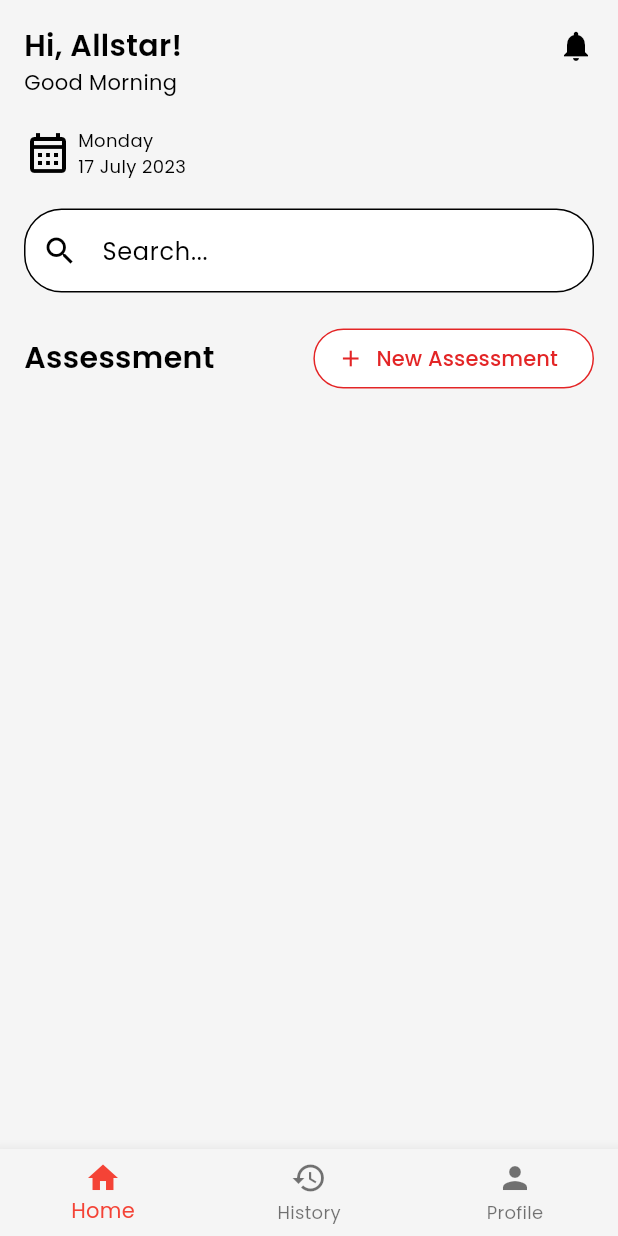
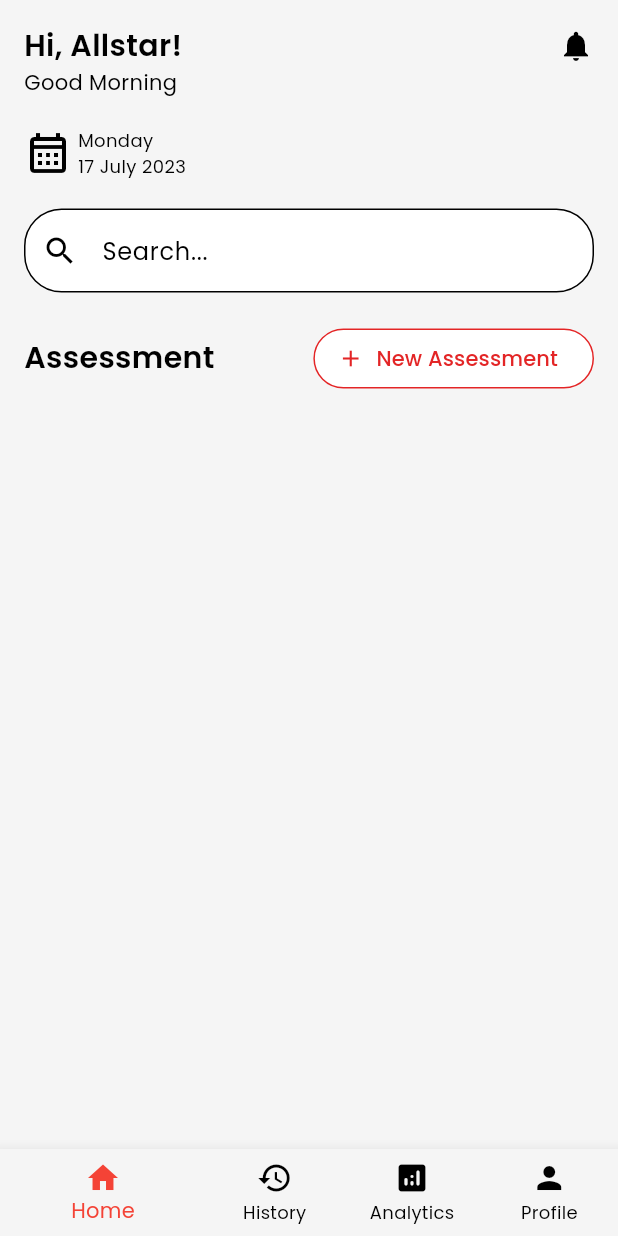
Before and after one commit to YosuaPWH/ts_one, a Flutter app: the MainView screen opened by its route, on a phone screen of 412 x 824 dp. Run offline on Flutter 3.47's test engine with Material 2 defaults, Android fonts, the phone set to English and light mode, and no system bars; our stand-ins replace cloud_firestore, email_validator, firebase_auth, firebase_core, firebase_storage, flutter_expandable_fab and 9 more; missing offline and left inert: googleapis, hand_signature; accounts and stored records are empty; generated files the repository leaves out were written again.

```diff
--- a/lib/domain/assessment_results_repo.dart
+++ b/lib/domain/assessment_results_repo.dart
@@ -28,6 +28,7 @@ class AssessmentResultsRepoImpl implements AssessmentResultsRepo {
 
         for(var assessmentVariableResult in assessmentResult.variableResults) {
           assessmentVariableResult.id = "assessment-variable-result-${assessmentVariableResult.assessmentVariableId}-${assessmentResult.examinerStaffIDNo}-${assessmentResult.date}";
+          assessmentVariableResult.assessmentResultsId = assessmentResult.id;
           await _db!
               .collection(AssessmentVariableResults.firebaseCollection)
               .doc(assessmentVariableResult.id)
--- a/lib/presentation/main_view.dart
+++ b/lib/presentation/main_view.dart
@@ -1,4 +1,5 @@
 import 'package:flutter/material.dart';
+import 'package:ts_one/presentation/view/analytics/analytics_screen.dart';
 
 import 'view/history/history_screen.dart';
 import 'view/home/home_screen.dart';
@@ -23,6 +24,7 @@ class _MainViewState extends State<MainView> {
   final screens = [
     const HomeScreen(),
     const HistoryScreen(),
+    const AnalyticsScreen(),
     const ProfileScreen()
   ];
 
@@ -59,12 +61,17 @@ class _MainViewState extends State<MainView> {
               label: 'History',
             ),
             BottomNavigationBarItem(
+              icon: Icon(Icons.analytics_rounded),
+              label: 'Analytics',
+            ),
+            BottomNavigationBarItem(
               icon: Icon(Icons.person),
               label: 'Profile',
             ),
           ],
           currentIndex: _selectedNav,
           selectedItemColor: Colors.red,
+          unselectedItemColor: Colors.black,
           showUnselectedLabels: true,
           onTap: _changeSelectedNav,
         ),
```
Also changed, not shown: lib/presentation/view/analytics/analytics_screen.dart (added, +15 -0 lines).
